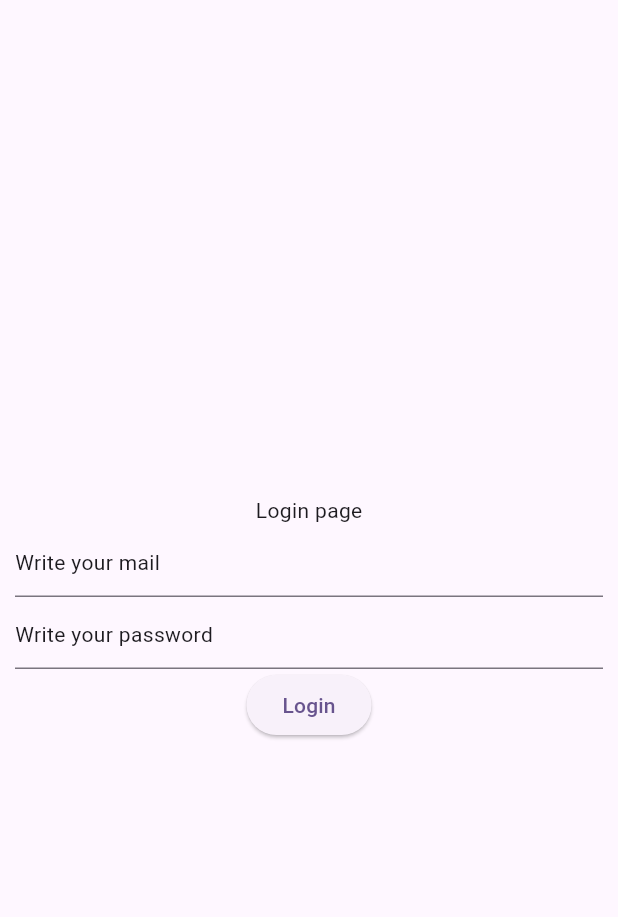
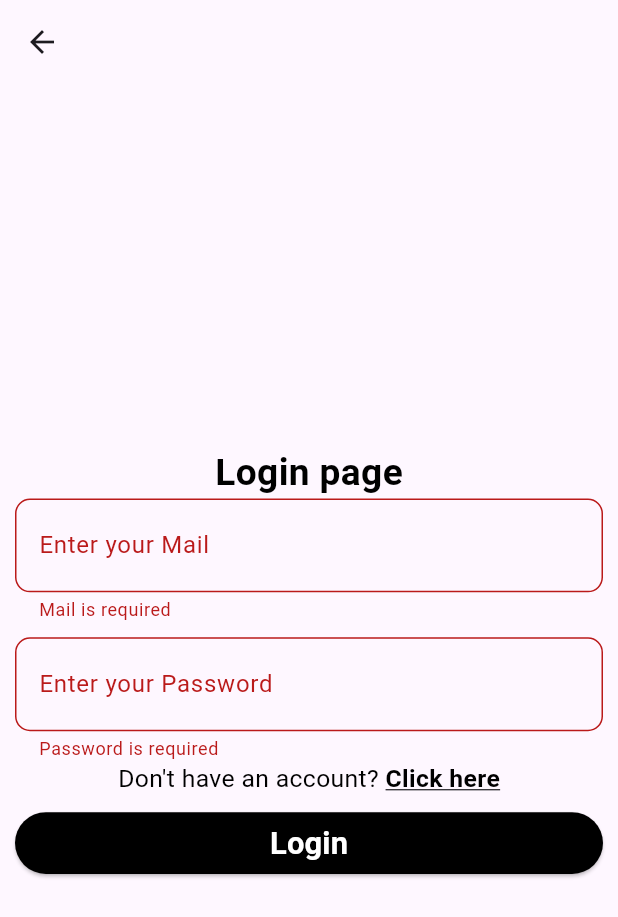
Before and after one commit to Vepa03/register_verif_app, a Flutter app: the Loginpage screen opened directly, after a tap on "Login", on a phone screen of 412 x 824 dp. Shown: the top 917 px of the screen. Run offline on Flutter 3.47's test engine with Material 3 defaults, Android fonts, the phone set to English and light mode, and no system bars.

Commit message:
loginpage page fixed

```diff
--- a/lib/pages/HomePage.dart
+++ b/lib/pages/HomePage.dart
@@ -109,7 +109,7 @@ class _HomePageState extends State<HomePage> {
                   style: TextStyle(fontSize: width*0.04, color: Colors.black),
                   children: [
                     TextSpan(
-                      text: 'Click',
+                      text: 'Click here',
                       style: TextStyle(
                         fontSize: width*0.04,
                         fontWeight: FontWeight.bold,
--- a/lib/pages/LoginPage.dart
+++ b/lib/pages/LoginPage.dart
@@ -1,7 +1,9 @@
 import 'dart:convert' show jsonEncode, jsonDecode;
 
+import 'package:flutter/gestures.dart';
 import 'package:flutter/material.dart';
 import 'package:http/http.dart' as http;
+import 'package:login_verif/pages/HomePage.dart';
 import 'package:login_verif/pages/MainPage.dart' show Mainpage;
 
 class Loginpage extends StatefulWidget {
@@ -56,29 +58,101 @@ class _LoginpageState extends State<Loginpage> {
   }
   @override
   Widget build(BuildContext context) {
+    var width = MediaQuery.of(context).size.width;
+    var height = MediaQuery.of(context).size.height;
+
+    final _formKey = GlobalKey<FormState>();
     return Scaffold(
+      appBar: AppBar(
+      ),
       body: Padding(
         padding: const EdgeInsets.all(10.0),
+        child: Form(
+          key: _formKey,
           child: Column(
             mainAxisAlignment: MainAxisAlignment.center,
             children: [
-            Text("Login page"),
-            TextField(
+              Text("Login page", style: TextStyle(fontSize: width*0.06, color: Colors.black, fontWeight: FontWeight.bold),),
+              TextFormField(
                 controller: MailController,
                 decoration: InputDecoration(
-                hint: Text("Write your mail")
+                  prefix: Padding(
+                    padding: const EdgeInsets.only(right: 10.0, left: 10.0),
+                    child: Icon(Icons.mail),
+                  ),
+                  label: Text("Enter your Mail",),
+                  border: OutlineInputBorder(
+                    borderRadius: BorderRadius.circular(10)
+                  )
+                ),
+                validator: (value){
+                  if (value == null || value.isEmpty) {
+                    return "Mail is required";
+                  }
+                  return null;
+                },
+              ),
+              SizedBox(height:10),
+              TextFormField(
+                controller: PasswordController,
+                obscureText: true,
+                decoration: InputDecoration(
+                  prefix: Padding(
+                    padding: const EdgeInsets.only(left: 10.0, right: 10.0),
+                    child: Icon(Icons.key),
+                  ),
+                  label: Text("Enter your Password"),
+                  border: OutlineInputBorder(
+                    borderRadius: BorderRadius.circular(10)
+                  )
+                ),
+                validator: (value){
+                  if (value == null || value.isEmpty) {
+                    return "Password is required";
+                  }
+                  return null;
+                },
+
+              ),
+              Text.rich(
+                TextSpan(
+                  text: "Don't have an account? ",
+                  style: TextStyle(fontSize: width*0.04, color: Colors.black),
+                  children: [
+                    TextSpan(
+                      text: 'Click here',
+                      style: TextStyle(
+                        fontSize: width*0.04,
+                        fontWeight: FontWeight.bold,
+                        color: Colors.black,
+                        decoration: TextDecoration.underline,
+                      ),
+                      recognizer: TapGestureRecognizer()
+                        ..onTap = () {
+                          Navigator.push(
+                            context,
+                            MaterialPageRoute(builder: (context) => HomePage()),
+                          );
+                        },
+                    ),
+                  ],
                 ),
               ),
-            TextField(
-              controller: PasswordController,
-              decoration: InputDecoration(
-                hint: Text("Write your password")
+              SizedBox(height: 10,),
+              SizedBox(
+                width: width,
+                height: height*0.05,
+                child: ElevatedButton(onPressed: (){
+                  if(_formKey.currentState!.validate()){
+                      login_verif();
+                    }
+                }, child: Text("Login", style: TextStyle(color: Colors.white, fontWeight: FontWeight.bold, fontSize: width*0.05)),
+                style: ElevatedButton.styleFrom(
+                  backgroundColor: Colors.black
+                ),)
               ),
+            ],
           ),
-            ElevatedButton(onPressed: (){
-              login_verif();
-            }, child: Text("Login"))
-          ],
         ),
       ),
     );
```
Lines whose indentation alone changed are shown as unchanged.
